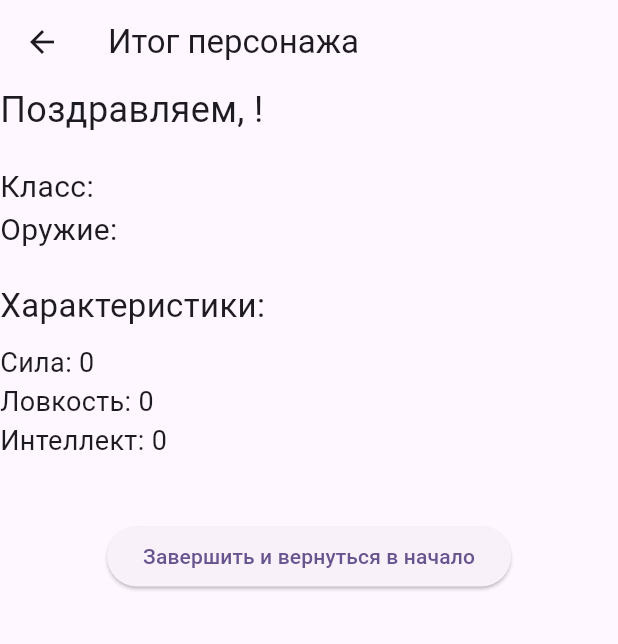
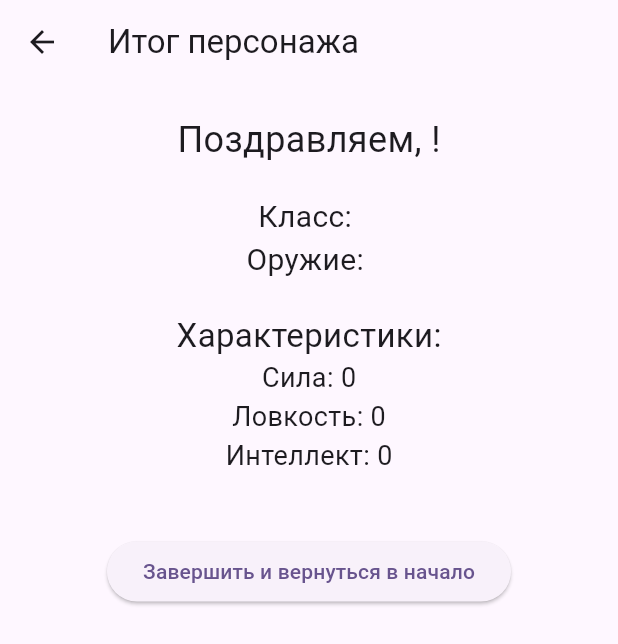
Before and after one commit to Grouscrotz/flutter_prac3, a Flutter app: the SummaryScreen screen opened directly with empty values, on a phone screen of 412 x 824 dp. Shown: the top 644 px of the screen. Run offline on Flutter 3.47's test engine with Material 3 defaults, Android fonts, the phone set to English and light mode, and no system bars.

Commit message:
practice finally done

```diff
--- a/lib/main.dart
+++ b/lib/main.dart
@@ -8,7 +8,6 @@ void main() {
 class MyApp extends StatelessWidget {
   const MyApp({super.key});
 
-  // This widget is the root of your application.
   @override
   Widget build(BuildContext context) {
     return MaterialApp(
@@ -23,9 +22,6 @@ class MyApp extends StatelessWidget {
 
 class NameScreen extends StatefulWidget {
   const NameScreen({super.key, required this.title});
-
-
-
   final String title;
 
   @override
@@ -38,7 +34,7 @@ class _NameScreenState extends State<NameScreen> {
   void toClassScreen() {
     String name = _controller.text;
     Navigator.push(context, MaterialPageRoute(
-      builder: (context) => ClassScreen(name: name),
+      builder: (context) {return ClassScreen(name: name); },
     ));
   }
 
--- a/lib/screens/SummaryScreen/summaryScreen.dart
+++ b/lib/screens/SummaryScreen/summaryScreen.dart
@@ -27,21 +27,27 @@ class SummaryScreen extends StatelessWidget {
           mainAxisAlignment: MainAxisAlignment.start,
           crossAxisAlignment: CrossAxisAlignment.start,
           children: [
-            Text("Поздравляем, $name!", style: TextStyle(fontSize: 24)),
             SizedBox(height: 20),
-            Text("Класс: $chosenClass", style: TextStyle(fontSize: 20)),
-            Text("Оружие: $chosenWeapon", style: TextStyle(fontSize: 20)),
+            Center(child: Text("Поздравляем, $name!", style: TextStyle(fontSize: 24))),
             SizedBox(height: 20),
-            Text("Характеристики:", style: TextStyle(fontSize: 22)),
-            SizedBox(height: 10),
-            Text("Сила: $strength", style: TextStyle(fontSize: 18)),
-            Text("Ловкость: $agility", style: TextStyle(fontSize: 18)),
-            Text("Интеллект: $intelligence", style: TextStyle(fontSize: 18)),
+            Center(
+                child: Column(
+                    children: [
+                      Text("Класс: $chosenClass", style: TextStyle(fontSize: 20)),
+                      Text("Оружие: $chosenWeapon", style: TextStyle(fontSize: 20))])),
+            SizedBox(height: 20),
+            Center(child: Text("Характеристики:", style: TextStyle(fontSize: 22))),
+            Center(
+                child:Column(
+                    children: [
+                      Text("Сила: $strength", style: TextStyle(fontSize: 18)),
+                      Text("Ловкость: $agility", style: TextStyle(fontSize: 18)),
+                      Text("Интеллект: $intelligence", style: TextStyle(fontSize: 18))])),
             SizedBox(height: 40),
             Center(
               child: ElevatedButton(
                 onPressed: () {
-                  Navigator.popUntil(context, (route) => route.isFirst);
+                  Navigator.popUntil(context, (route) {return route.isFirst;});
                 },
                 child: Text("Завершить и вернуться в начало"),
               ),
```
Also changed, not shown: lib/screens/ClassScreen/screen.dart (+4 -5 lines), lib/screens/StatsScreen/statsScreen.dart (+6 -6 lines), lib/screens/WeaponScreen/weaponScreen.dart (+5 -5 lines).
